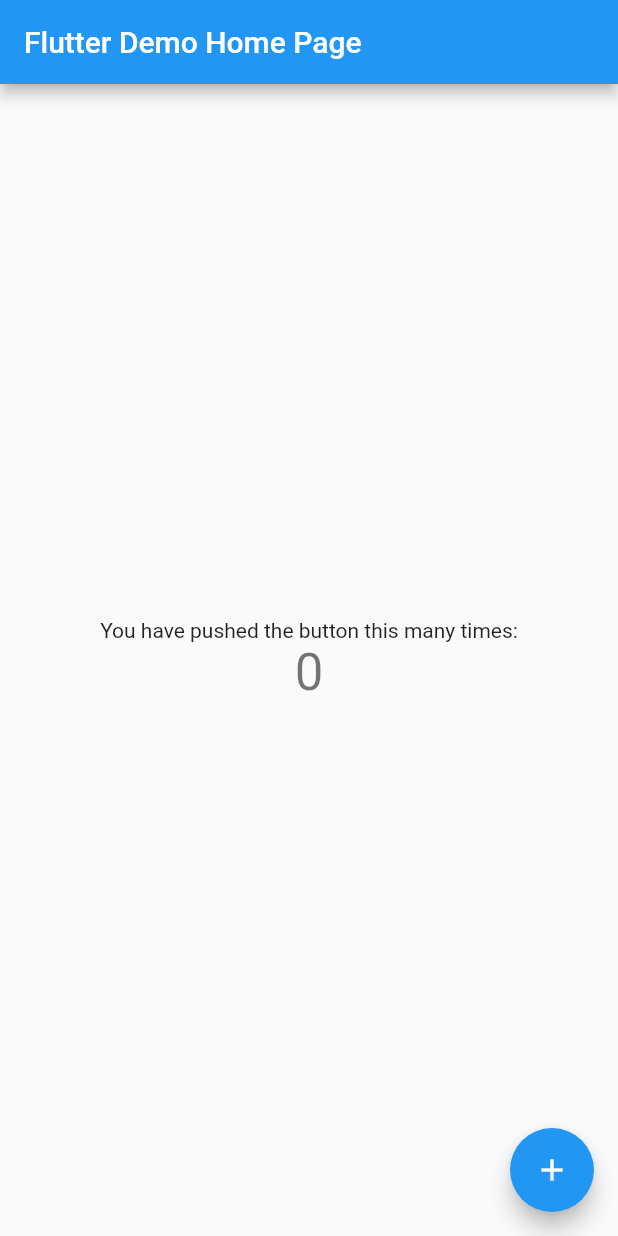
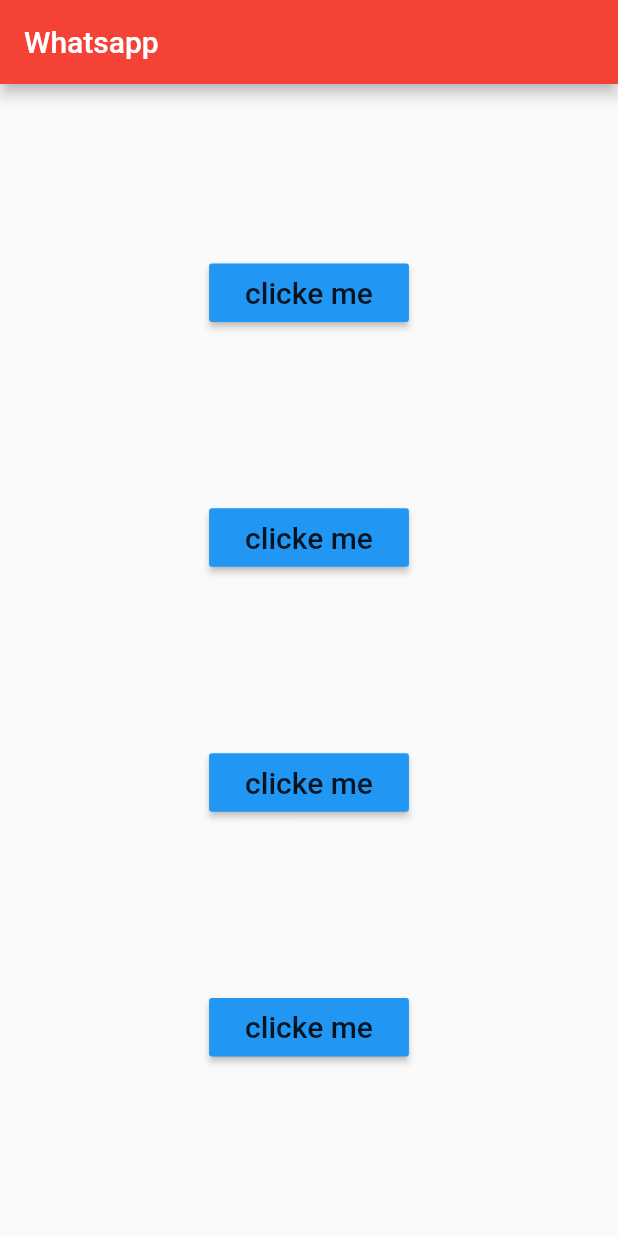
Before and after one commit to aliemranjazib/dart_4, a Flutter app: the screen it shows after launch, on a phone screen of 412 x 824 dp. Run offline on Flutter 3.47's test engine with Material 2 defaults, Android fonts, the phone set to English and light mode, and no system bars.

Commit message:
my buttons

```diff
--- a/lec_2/lib/main.dart
+++ b/lec_2/lib/main.dart
@@ -9,105 +9,46 @@
   @override
   Widget build(BuildContext context) {
     return MaterialApp(
-      title: 'Flutter Demo',
-      theme: ThemeData(
-        // This is the theme of your application.
-        //
-        // Try running your application with "flutter run". You'll see the
-        // application has a blue toolbar. Then, without quitting the app, try
-        // changing the primarySwatch below to Colors.green and then invoke
-        // "hot reload" (press "r" in the console where you ran "flutter run",
-        // or simply save your changes to "hot reload" in a Flutter IDE).
-        // Notice that the counter didn't reset back to zero; the application
-        // is not restarted.
-        primarySwatch: Colors.blue,
-      ),
-      home: MyHomePage(title: 'Flutter Demo Home Page'),
+      debugShowCheckedModeBanner: false,
+      title: 'Title',
+      theme: ThemeData(primarySwatch: Colors.red),
+      home: HomePage(),
     );
   }
 }
 
-class MyHomePage extends StatefulWidget {
-  MyHomePage({Key key, this.title}) : super(key: key);
-
-  // This widget is the home page of your application. It is stateful, meaning
-  // that it has a State object (defined below) that contains fields that affect
-  // how it looks.
-
-  // This class is the configuration for the state. It holds the values (in this
-  // case the title) provided by the parent (in this case the App widget) and
-  // used by the build method of the State. Fields in a Widget subclass are
-  // always marked "final".
-
-  final String title;
-
-  @override
-  _MyHomePageState createState() => _MyHomePageState();
-}
-
-class _MyHomePageState extends State<MyHomePage> {
-  int _counter = 0;
-
-  void _incrementCounter() {
-    setState(() {
-      // This call to setState tells the Flutter framework that something has
-      // changed in this State, which causes it to rerun the build method below
-      // so that the display can reflect the updated values. If we changed
-      // _counter without calling setState(), then the build method would not be
-      // called again, and so nothing would appear to happen.
-      _counter++;
-    });
-  }
-
+class HomePage extends StatelessWidget {
   @override
   Widget build(BuildContext context) {
-    // This method is rerun every time setState is called, for instance as done
-    // by the _incrementCounter method above.
-    //
-    // The Flutter framework has been optimized to make rerunning build methods
-    // fast, so that you can just rebuild anything that needs updating rather
-    // than having to individually change instances of widgets.
     return Scaffold(
       appBar: AppBar(
-        // Here we take the value from the MyHomePage object that was created by
-        // the App.build method, and use it to set our appbar title.
-        title: Text(widget.title),
+        title: Text("Whatsapp"),
       ),
       body: Center(
-        // Center is a layout widget. It takes a single child and positions it
-        // in the middle of the parent.
         child: Column(
-          // Column is also a layout widget. It takes a list of children and
-          // arranges them vertically. By default, it sizes itself to fit its
-          // children horizontally, and tries to be as tall as its parent.
-          //
-          // Invoke "debug painting" (press "p" in the console, choose the
-          // "Toggle Debug Paint" action from the Flutter Inspector in Android
-          // Studio, or the "Toggle Debug Paint" command in Visual Studio Code)
-          // to see the wireframe for each widget.
-          //
-          // Column has various properties to control how it sizes itself and
-          // how it positions its children. Here we use mainAxisAlignment to
-          // center the children vertically; the main axis here is the vertical
-          // axis because Columns are vertical (the cross axis would be
-          // horizontal).
-          mainAxisAlignment: MainAxisAlignment.center,
-          children: <Widget>[
-            Text(
-              'You have pushed the button this many times:',
-            ),
-            Text(
-              '$_counter',
-              style: Theme.of(context).textTheme.headline4,
-            ),
+          mainAxisAlignment: MainAxisAlignment.spaceEvenly,
+          children: [
+            myButton(),
+            myButton(),
+            myButton(),
+            myButton(),
           ],
         ),
       ),
-      floatingActionButton: FloatingActionButton(
-        onPressed: _incrementCounter,
-        tooltip: 'Increment',
-        child: Icon(Icons.add),
-      ), // This trailing comma makes auto-formatting nicer for build methods.
     );
   }
 }
+
+Widget myButton() {
+  return MaterialButton(
+    color: Colors.blue,
+    child: Padding(
+      padding: const EdgeInsets.all(8.0),
+      child: Text(
+        "clicke me",
+        style: TextStyle(fontSize: 20),
+      ),
+    ),
+    onPressed: () {},
+  );
+}
```
